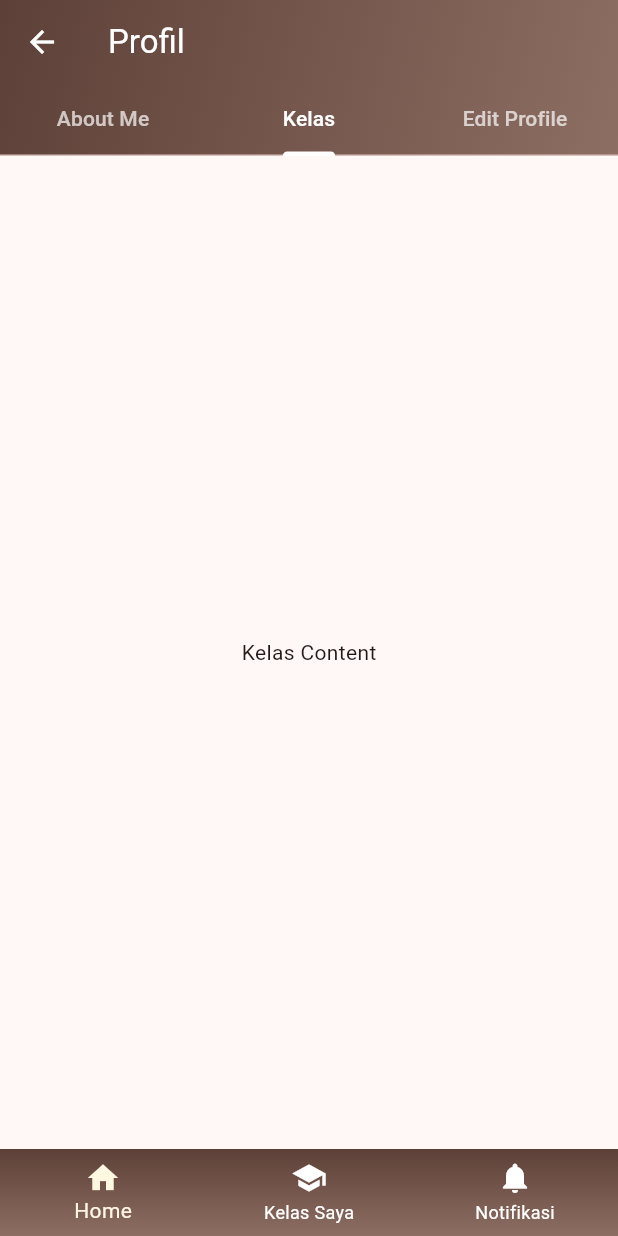
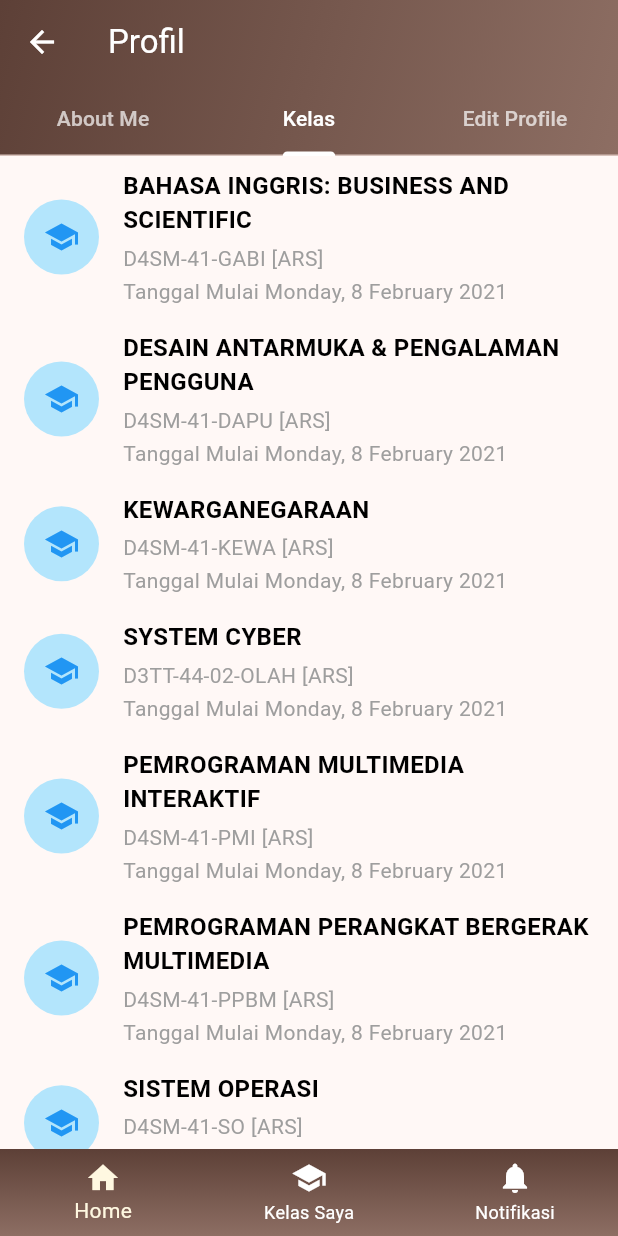
Before and after one commit to devaarman/tugas-uas-deva, a Flutter app: the ProfileScreen screen opened directly, tab 2 chosen, on a phone screen of 412 x 824 dp. Run offline on Flutter 3.47's test engine with Material 3 defaults, Android fonts, the phone set to English and light mode, and no system bars; our stand-ins replace google_fonts; network calls fail.

Commit message:
pengisian Kelas di halaman Profil

```diff
--- a/lib/screens/profile_screen.dart
+++ b/lib/screens/profile_screen.dart
@@ -10,6 +10,44 @@ class ProfileScreen extends StatefulWidget {
 
 class _ProfileScreenState extends State<ProfileScreen> {
   int _selectedIndex = 0;
+
+  final List<Map<String, String>> classes = [
+    {
+      'name': 'BAHASA INGGRIS: BUSINESS AND SCIENTIFIC',
+      'code': 'D4SM-41-GABI [ARS]',
+      'date': 'Monday, 8 February 2021',
+    },
+    {
+      'name': 'DESAIN ANTARMUKA & PENGALAMAN PENGGUNA',
+      'code': 'D4SM-41-DAPU [ARS]',
+      'date': 'Monday, 8 February 2021',
+    },
+    {
+      'name': 'KEWARGANEGARAAN',
+      'code': 'D4SM-41-KEWA [ARS]',
+      'date': 'Monday, 8 February 2021',
+    },
+    {
+      'name': 'SYSTEM CYBER',
+      'code': 'D3TT-44-02-OLAH [ARS]',
+      'date': 'Monday, 8 February 2021',
+    },
+    {
+      'name': 'PEMROGRAMAN MULTIMEDIA INTERAKTIF',
+      'code': 'D4SM-41-PMI [ARS]',
+      'date': 'Monday, 8 February 2021',
+    },
+    {
+      'name': 'PEMROGRAMAN PERANGKAT BERGERAK MULTIMEDIA',
+      'code': 'D4SM-41-PPBM [ARS]',
+      'date': 'Monday, 8 February 2021',
+    },
+    {
+      'name': 'SISTEM OPERASI',
+      'code': 'D4SM-41-SO [ARS]',
+      'date': 'Monday, 8 February 2021',
+    },
+  ];
 
   void _onItemTapped(int index) {
     setState(() {
@@ -134,7 +172,63 @@ class _ProfileScreenState extends State<ProfileScreen> {
               ),
             ),
             // Kelas Tab
-            const Center(child: Text('Kelas Content')),
+            ListView.builder(
+              itemCount: classes.length,
+              itemBuilder: (context, index) {
+                final classItem = classes[index];
+                return Padding(
+                  padding: const EdgeInsets.symmetric(horizontal: 16.0, vertical: 8.0),
+                  child: Row(
+                    children: [
+                      Container(
+                        width: 50,
+                        height: 50,
+                        decoration: BoxDecoration(
+                          color: Colors.lightBlue[100],
+                          borderRadius: BorderRadius.circular(25),
+                        ),
+                        child: const Icon(
+                          Icons.school,
+                          color: Colors.blue,
+                        ),
+                      ),
+                      const SizedBox(width: 16),
+                      Expanded(
+                        child: Column(
+                          crossAxisAlignment: CrossAxisAlignment.start,
+                          children: [
+                            Text(
+                              classItem['name']!,
+                              style: const TextStyle(
+                                fontSize: 16,
+                                fontWeight: FontWeight.bold,
+                                color: Colors.black,
+                              ),
+                            ),
+                            const SizedBox(height: 4),
+                            Text(
+                              classItem['code']!,
+                              style: const TextStyle(
+                                fontSize: 14,
+                                color: Colors.grey,
+                              ),
+                            ),
+                            const SizedBox(height: 2),
+                            Text(
+                              'Tanggal Mulai ${classItem['date']!}',
+                              style: const TextStyle(
+                                fontSize: 14,
+                                color: Colors.grey,
+                              ),
+                            ),
+                          ],
+                        ),
+                      ),
+                    ],
+                  ),
+                );
+              },
+            ),
             // Edit Profile Tab
             const Center(child: Text('Edit Profile Content')),
           ],
```
